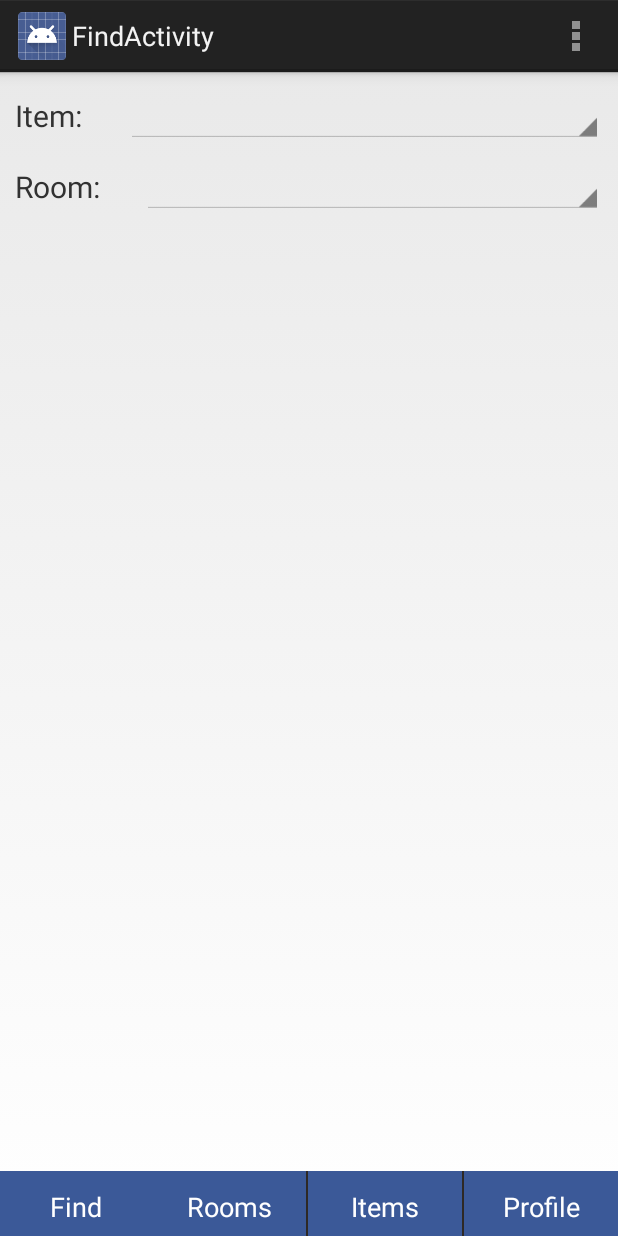
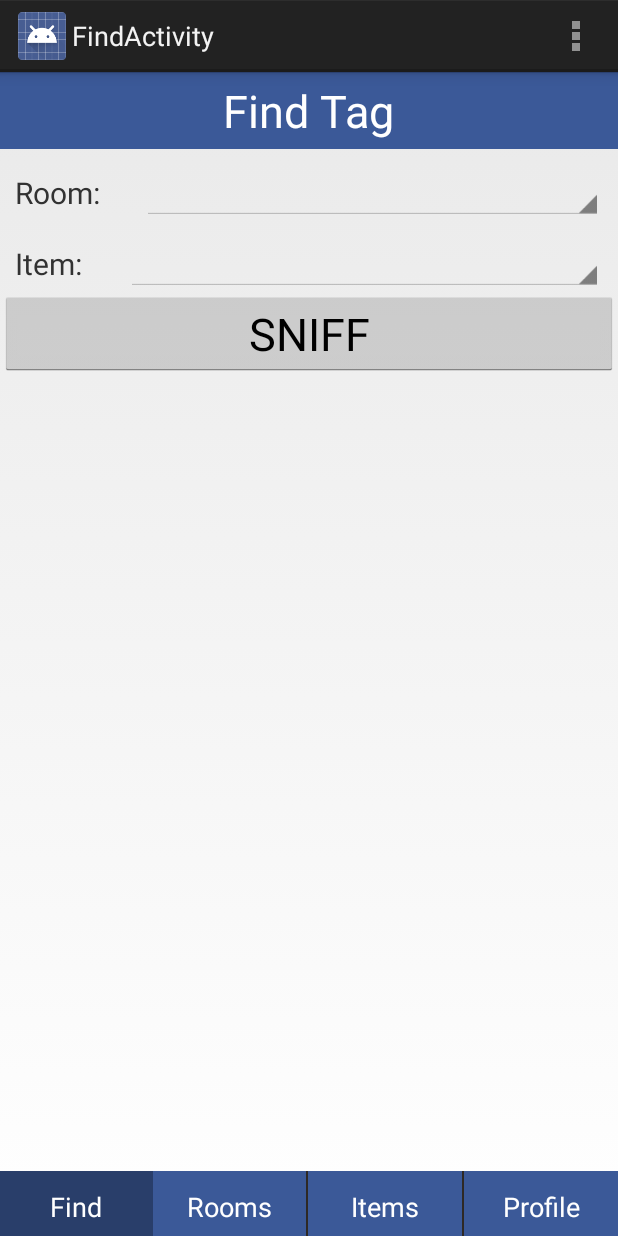
Before and after one commit to UCSBCapstoneQualcomm2015/android, an Android app: the FindActivity screen opened directly, with no data from a screen before it, on a phone screen of 412 x 824 dp. Run offline under Robolectric (Android 15) with nearby library versions, the phone set to English and light mode, and no system bars.

Commit message:
added room list + footer + some small changes

```diff
--- a/app/src/main/AndroidManifest.xml
+++ b/app/src/main/AndroidManifest.xml
@@ -37,6 +37,11 @@
             android:name=".MapActivity"
             android:label="@string/title_activity_map" >
         </activity>
+        <activity
+            android:theme="@style/Theme.AppCompat.Light"
+            android:name=".RoomListActivity"
+            android:label=".RoomListActivity" >
+         </activity>
     </application>
 
     <!-- To auto-complete the email text field in the login form with the user's emails -->
--- a/app/src/main/java/com/sniffit/sniffit/FindActivity.java
+++ b/app/src/main/java/com/sniffit/sniffit/FindActivity.java
@@ -1,9 +1,14 @@
 package com.sniffit.sniffit;
 
 import android.app.Activity;
+import android.content.Intent;
+import android.graphics.Color;
 import android.os.Bundle;
 import android.view.Menu;
 import android.view.MenuItem;
+import android.view.View;
+import android.widget.Button;
+import android.widget.TextView;
 
 
 public class FindActivity extends Activity {
@@ -12,6 +17,10 @@ public class FindActivity extends Activity {
     protected void onCreate(Bundle savedInstanceState) {
         super.onCreate(savedInstanceState);
         setContentView(R.layout.activity_find);
+        TextView header = (TextView)findViewById(R.id.header_title);
+        header.setText("Find Tag");
+        Button findButton = (Button) findViewById(R.id.find_button);
+        findButton.setBackgroundColor(Color.parseColor("#293e6a"));
     }
 
 
@@ -33,4 +42,9 @@ public class FindActivity extends Activity {
         }
         return super.onOptionsItemSelected(item);
     }
+    public void goToRooms(View view) {
+        Intent intent = new Intent(this, RoomListActivity.class);
+        intent.setFlags(Intent.FLAG_ACTIVITY_CLEAR_TOP);
+        startActivity(intent);
+    }
 }
--- a/app/src/main/java/com/sniffit/sniffit/LoginActivity.java
+++ b/app/src/main/java/com/sniffit/sniffit/LoginActivity.java
@@ -9,6 +9,7 @@ import android.view.MenuItem;
 import android.view.View;
 import android.widget.Button;
 import android.widget.EditText;
+import android.widget.TextView;
 
 import com.sniffit.sniffit.R;
 import com.squareup.okhttp.MediaType;
@@ -125,4 +126,6 @@ public class LoginActivity extends Activity {
         }
         return super.onOptionsItemSelected(item);
     }
+
+
 }
--- a/app/src/main/res/layout/activity_find.xml
+++ b/app/src/main/res/layout/activity_find.xml
@@ -6,10 +6,46 @@
     android:orientation="vertical"
     android:id="@+id/find">
 
-<include layout="@layout/footer" />
+    <include layout="@layout/footer" />
+    <include layout="@layout/header" />
 
+    <RelativeLayout
+        android:layout_width="match_parent"
+        android:layout_height="match_parent"
+        android:id="@+id/daily_logger"
+        tools:context=".DailyLogger"
+        android:layout_above="@+id/footer"
+        android:layout_below="@+id/header">
     <LinearLayout
         android:id="@+id/layout1"
+        android:layout_width="match_parent"
+        android:layout_height="wrap_content"
+        android:paddingRight="10dp"
+        android:paddingLeft="10dp"
+        android:paddingTop="15dp">
+
+        <TextView
+            android:id="@+id/room"
+            android:layout_width="wrap_content"
+            android:layout_height="wrap_content"
+            android:layout_weight="1"
+            android:textSize="20sp"
+            android:text="Room:"/>
+
+
+        <Spinner
+            android:id="@+id/room_spinner"
+            android:layout_width="wrap_content"
+            android:layout_height="wrap_content"
+            android:layout_weight="10"
+            android:textSize="20sp"/>
+
+
+    </LinearLayout>
+    <!--need to add imageView of current room-->
+    <LinearLayout
+        android:id="@+id/layout3"
+        android:layout_below="@+id/layout1"
         android:layout_width="match_parent"
         android:layout_height="wrap_content"
         android:paddingRight="10dp"
@@ -21,6 +57,7 @@
             android:layout_width="wrap_content"
             android:layout_height="wrap_content"
             android:layout_weight="1"
+            android:layout_below="@id/room"
             android:textSize="20sp"
             android:text="Item:"/>
 
@@ -30,47 +67,26 @@
             android:layout_width="wrap_content"
             android:layout_height="wrap_content"
             android:layout_weight="10"
-            android:textSize="20sp"/>
-
-
-    </LinearLayout>
-    <!--need to add picture of current room-->
-    <LinearLayout
-        android:id="@+id/layout2"
-        android:layout_below="@+id/layout1"
-        android:layout_width="match_parent"
-        android:layout_height="wrap_content"
-        android:paddingRight="10dp"
-        android:paddingLeft="10dp"
-        android:paddingTop="15dp">
-
-        <TextView
-            android:id="@+id/room"
-            android:layout_width="wrap_content"
-            android:layout_height="wrap_content"
-            android:layout_weight="1"
-            android:layout_below="@id/item"
-            android:textSize="20sp"
-            android:text="Room:"/>
-
-
-        <Spinner
-            android:id="@+id/room_spinner"
-            android:layout_width="wrap_content"
-            android:layout_height="wrap_content"
-            android:layout_weight="10"
-            android:layout_below="@id/item_spinner"
+            android:layout_below="@id/room_spinner"
             android:textSize="20sp"/>
 
 
     </LinearLayout>
     <LinearLayout
         android:layout_width="match_parent"
-        android:layout_height="match_parent"
-        android:id="@+id/content"
-        android:orientation="vertical"
-        android:layout_above="@+id/footer">
+        android:layout_height="wrap_content"
+        android:layout_below="@id/layout3">
+
+        <Button
+            android:layout_width="wrap_content"
+            android:layout_height="wrap_content"
+            android:layout_weight="1"
+            android:id="@+id/sniff_button"
+            android:text="SNIFF"
+            android:textSize="30sp"/>
+
+    </LinearLayout>
 
 
-    </LinearLayout>
+ </RelativeLayout>
 </RelativeLayout>
--- a/app/src/main/res/layout/activity_login.xml
+++ b/app/src/main/res/layout/activity_login.xml
@@ -7,6 +7,8 @@
     android:paddingTop="@dimen/activity_vertical_margin"
     android:paddingBottom="@dimen/activity_vertical_margin"
     tools:context="com.sniffit.sniffit.LoginActivity">
+
+
 
     <EditText
         android:layout_width="match_parent"
@@ -58,6 +60,4 @@
         android:text="Forgot Password?"
         android:layout_below="@+id/login"/>
 
-
-
 </RelativeLayout>
--- a/app/src/main/res/layout/footer.xml
+++ b/app/src/main/res/layout/footer.xml
@@ -37,6 +37,7 @@
         android:background="#3B5998"
         android:textColor="#FFFFFF"
         android:text="Rooms"
+        android:onClick="goToRooms"
         />
 
     <Button
--- /dev/null
+++ b/app/src/main/res/layout/header.xml
@@ -0,0 +1,25 @@
+<?xml version="1.0" encoding="utf-8"?>
+<RelativeLayout
+    xmlns:android="http://schemas.android.com/apk/res/android"
+    xmlns:tools="http://schemas.android.com/tools"
+    android:id="@+id/header"
+    android:layout_width="match_parent"
+    android:layout_height="wrap_content"
+    android:layout_alignParentTop="true"
+    android:background="#3B5998"
+    android:gravity="center" >
+
+
+    <TextView
+        android:id="@+id/header_title"
+        android:layout_width="wrap_content"
+        android:layout_height="wrap_content"
+        android:layout_margin="5dp"
+        android:text=""
+        android:layout_centerInParent="true"
+        android:textColor="#FFFFFF"
+        android:textSize="30sp" />
+
+
+
+</RelativeLayout>
```
Also changed, not shown: app/build.gradle (+7 -4 lines), app/src/main/java/com/sniffit/sniffit/RecyclerAdapter.java (added, +71 -0 lines), app/src/main/java/com/sniffit/sniffit/RoomListActivity.java (added, +73 -0 lines), app/src/main/res/layout/card_view.xml (added, +29 -0 lines), app/src/main/res/layout/recycler_activity.xml (added, +30 -0 lines), app/src/main/res/layout/recycler_view.xml (added, +9 -0 lines), 1 other file.
